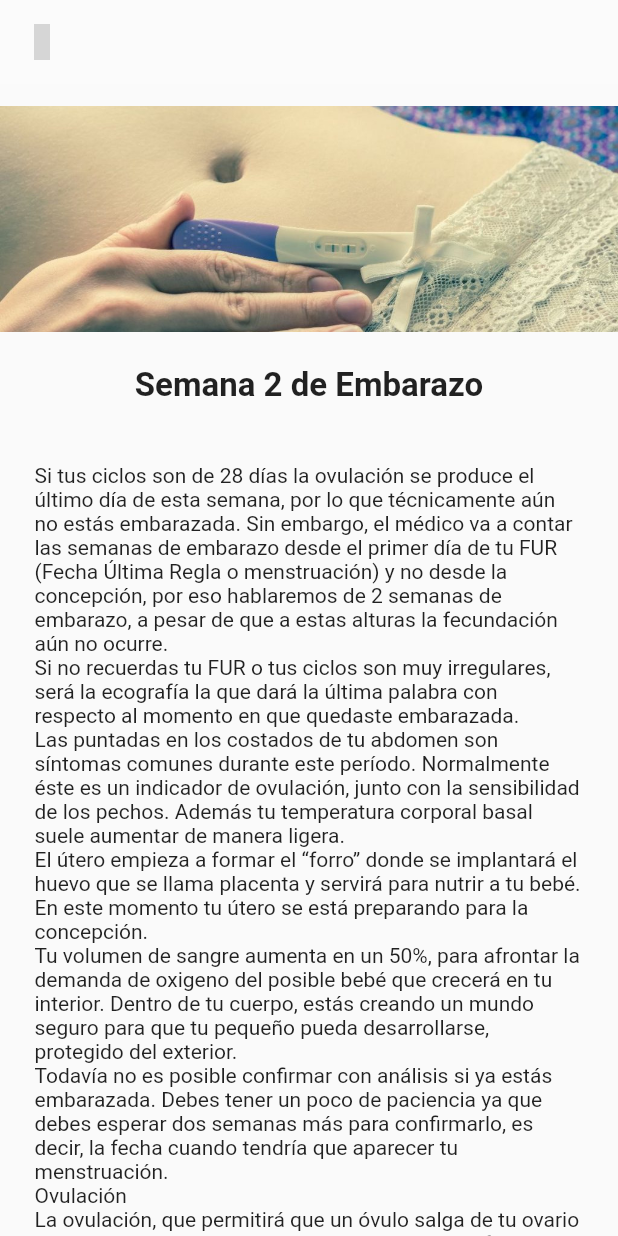
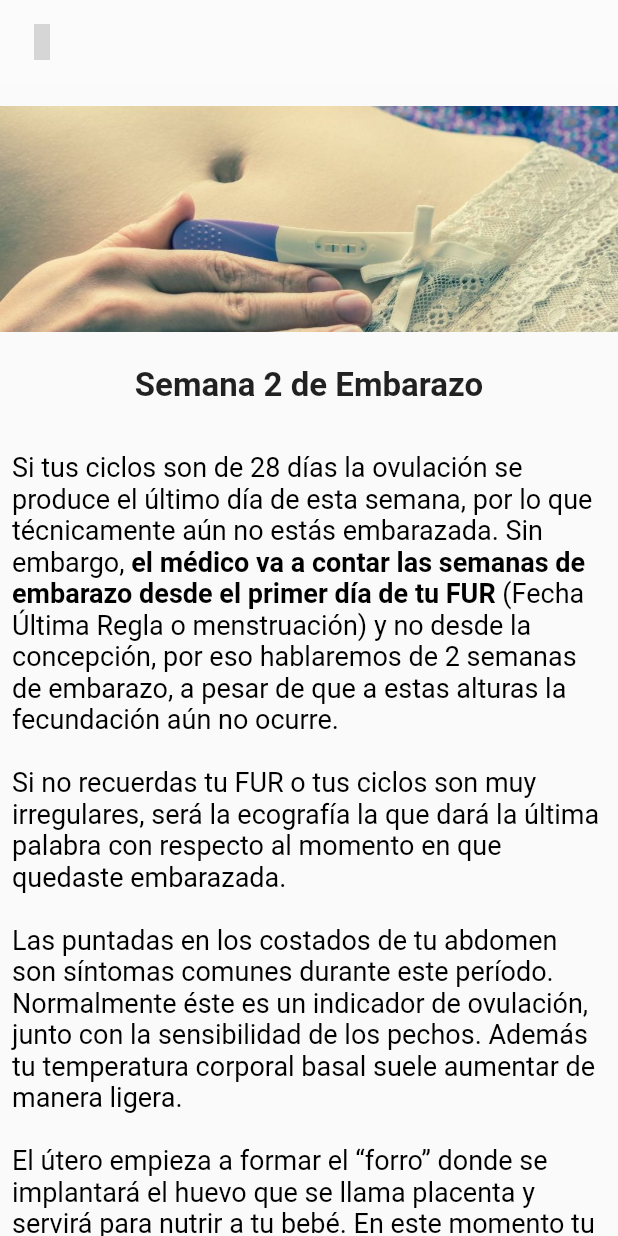
Before and after one commit to DrKoi/obcalculator_unab, a Flutter app: the SemanaPage screen opened directly, on a phone screen of 412 x 824 dp. Run offline on Flutter 3.47's test engine with Material 2 defaults, Android fonts, the phone set to English and light mode, and no system bars; our stand-ins replace jiffy, material_design_icons_flutter, sleek_circular_slider; grey boxes are pictures that could not be loaded.

Commit message:
plantilla de semanapage

```diff
--- a/ob_calculator/lib/main.dart
+++ b/ob_calculator/lib/main.dart
@@ -3,6 +3,7 @@ import 'package:flutter/services.dart';
 import 'package:ob_calculator/constants.dart';
 import 'package:ob_calculator/pages/home_page.dart';
 import 'package:flutter_localizations/flutter_localizations.dart';
+import 'package:ob_calculator/pages/semana_pages/semana_page.dart';
 
 import 'material_color_generator.dart';
 
@@ -36,7 +37,6 @@ class MyApp extends StatelessWidget {
       localizationsDelegates: [GlobalMaterialLocalizations.delegate],
       supportedLocales: [const Locale('es')],
       debugShowCheckedModeBanner: false,
-      title: 'Flutter Demo',
       theme: theme,
       home: HomePage(),
     );
--- a/ob_calculator/lib/pages/disco_gestacional_page copy.dart
+++ b/ob_calculator/lib/pages/disco_gestacional_page copy.dart
@@ -82,6 +82,12 @@ class _NewDiscoGestacionalPageState extends State<NewDiscoGestacionalPage> {
                     ),
                   ),
                 ),
+                Center(
+                    child: Image.asset(
+                  'assets/calendar_arrow.png',
+                  height: kDiameter - 30,
+                  width: kDiameter - 30,
+                )),
                 Center(
                     child: Container(
                   width: kDiameter - 30,
--- a/ob_calculator/lib/pages/home_page.dart
+++ b/ob_calculator/lib/pages/home_page.dart
@@ -20,7 +20,6 @@ class _HomePageState extends State<HomePage> {
         subtitulo: null,
         iconoPagina: Icon(MdiIcons.baby),
         nombrePagina: 'Edad Gestacional',
-        //TODO:- cambiar por el disco
         pathPagina: NewDiscoGestacionalPage()),
     //------------------------------
     Pagina(
--- a/ob_calculator/lib/pages/semana_pages/semana_page.dart
+++ b/ob_calculator/lib/pages/semana_pages/semana_page.dart
@@ -18,17 +18,43 @@ final Map<num, Semana> semana = {
     numSemana: 'Semana 2 de Embarazo',
     slogan: '',
     textoSemana: Column(children: [
-      Text('Si tus ciclos son de 28 días la ovulación se produce el último día de esta semana, por lo que técnicamente aún no estás embarazada. Sin embargo, el médico va a contar las semanas de embarazo desde el primer día de tu FUR (Fecha Última Regla o menstruación) y no desde la concepción, por eso hablaremos de 2 semanas de embarazo, a pesar de que a estas alturas la fecundación aún no ocurre.' +
-          '\nSi no recuerdas tu FUR o tus ciclos son muy irregulares, será la ecografía la que dará la última palabra con respecto al momento en que quedaste embarazada.' +
-          '\nLas puntadas en los costados de tu abdomen son síntomas comunes durante este período. Normalmente éste es un indicador de ovulación, junto con la sensibilidad de los pechos. Además tu temperatura corporal basal suele aumentar de manera ligera.' +
-          '\nEl útero empieza a formar el “forro” donde se implantará el huevo que se llama placenta y servirá para nutrir a tu bebé. En este momento tu útero se está preparando para la concepción.' +
-          '\nTu volumen de sangre aumenta en un 50%, para afrontar la demanda de oxigeno del posible bebé que crecerá en tu interior. Dentro de tu cuerpo, estás creando un mundo seguro para que tu pequeño pueda desarrollarse, protegido del exterior.' +
-          '\nTodavía no es posible confirmar con análisis si ya estás embarazada. Debes tener un poco de paciencia ya que debes esperar dos semanas más para confirmarlo, es decir, la fecha cuando tendría que aparecer tu menstruación.' +
-          '\nOvulación' +
-          '\nLa ovulación, que permitirá que un óvulo salga de tu ovario para encontrarse con un espermatozoide que lo fecunde, se desencadena por un aumento súbito de la producción de una hormona llamada LH.' +
-          '\nEste proceso parte cuando la superficie del ovario comienza a presentar un abultamiento local, en cuyo vértice aparece una mancha llamada estigma. Esto produce la degeneración de la superficie del ovario, lo que da paso a un escape de líquido folicular por el estigma , que se abre gradualmente. Así se libera la tensión y el óvulo se desprende y es expulsado del ovario.' +
-          '\nSin embargo, algunas mujeres no ovulan naturalmente por lo que para embarazarse toman fármacos, como el citrato de clomifeno, que estimula la liberación de esta hormona, provocando ovulaciones múltiples.' +
-          '\nEs por esto que la frecuencia de embarazos múltiples aumenta hasta 10 veces cuando se induce la ovulación, pero también ocurren abortos espontáneos ya que no resulta posible la supervivencia de siete o más embriones.')
+      RichText(
+          text: TextSpan(
+              style: TextStyle(fontSize: 18, color: Colors.black),
+              children: <TextSpan>[
+            TextSpan(
+                text:
+                    'Si tus ciclos son de 28 días la ovulación se produce el último día de esta semana, por lo que técnicamente aún no estás embarazada. Sin embargo, '),
+            TextSpan(
+                text:
+                    'el médico va a contar las semanas de embarazo desde el primer día de tu FUR ',
+                style: TextStyle(fontWeight: FontWeight.bold)),
+            TextSpan(
+              text: '(Fecha Última Regla o menstruación) y no desde la concepción, por eso hablaremos de 2 semanas de embarazo, a pesar de que a estas alturas la fecundación aún no ocurre.' +
+                  '\n\nSi no recuerdas tu FUR o tus ciclos son muy irregulares, será la ecografía la que dará la última palabra con respecto al momento en que quedaste embarazada.' +
+                  '\n\nLas puntadas en los costados de tu abdomen son síntomas comunes durante este período. Normalmente éste es un indicador de ovulación, junto con la sensibilidad de los pechos. Además tu temperatura corporal basal suele aumentar de manera ligera.' +
+                  '\n\nEl útero empieza a formar el “forro” donde se implantará el huevo que se llama placenta y servirá para nutrir a tu bebé. En este momento tu útero se está preparando para la concepción.' +
+                  '\n\nTu volumen de sangre aumenta en un 50%, para afrontar la demanda de oxigeno del posible bebé que crecerá en tu interior. Dentro de tu cuerpo, estás creando un mundo seguro para que tu pequeño pueda desarrollarse, protegido del exterior.' +
+                  '\n\nTodavía no es posible confirmar con análisis si ya estás embarazada. Debes tener un poco de paciencia ya que debes esperar dos semanas más para confirmarlo, es decir, la fecha cuando tendría que aparecer tu menstruación.',
+            )
+          ])
+          //textAlign: TextAlign.justify,
+          ),
+      Text(
+        '\nOvulación',
+        style: TextStyle(fontSize: 22, fontWeight: FontWeight.bold),
+        textAlign: TextAlign.left,
+      ),
+      RichText(
+          text: TextSpan(
+              style: TextStyle(fontSize: 18, color: Colors.black),
+              text: '\nLa ovulación, que permitirá que un óvulo salga de tu ovario para encontrarse con un espermatozoide que lo fecunde, se desencadena por un aumento súbito de la producción de una hormona llamada LH.' +
+                  '\n\nEste proceso parte cuando la superficie del ovario comienza a presentar un abultamiento local, en cuyo vértice aparece una mancha llamada estigma. Esto produce la degeneración de la superficie del ovario, lo que da paso a un escape de líquido folicular por el estigma , que se abre gradualmente. Así se libera la tensión y el óvulo se desprende y es expulsado del ovario.' +
+                  '\n\nSin embargo, algunas mujeres no ovulan naturalmente por lo que para embarazarse toman fármacos, como el citrato de clomifeno, que estimula la liberación de esta hormona, provocando ovulaciones múltiples.' +
+                  '\n\nEs por esto que la frecuencia de embarazos múltiples aumenta hasta 10 veces cuando se induce la ovulación, pero también ocurren abortos espontáneos ya que no resulta posible la supervivencia de siete o más embriones.')),
+      SizedBox(
+        height: 20,
+      )
     ]),
   ),
   3: Semana(
@@ -240,7 +266,6 @@ class _SemanaState extends State<SemanaPage> {
               },
             )),
         body: Builder(builder: ((context) {
-          //TODO:-Se recibe desde el signo que toca, se usa para identificar en el map
           var semanaKey = widget.currentSemana;
 
           return SingleChildScrollView(
@@ -273,12 +298,9 @@ class _SemanaState extends State<SemanaPage> {
                     ),
                   ),
                 ),
-                Padding(
-                  padding: const EdgeInsets.all(8.0),
-                  child: Container(
-                    margin: EdgeInsets.symmetric(horizontal: 15),
-                    child: semana[semanaKey]!.textoSemana,
-                  ),
+                Container(
+                  margin: EdgeInsets.symmetric(horizontal: 8),
+                  child: semana[semanaKey]!.textoSemana,
                 )
               ],
             ),
--- a/ob_calculator/lib/pages/zodiac_pages/signo_zodiaco_page.dart
+++ b/ob_calculator/lib/pages/zodiac_pages/signo_zodiaco_page.dart
@@ -140,7 +140,6 @@ class _SignoZodiacoPageState extends State<SignoZodiacoPage> {
               },
             )),
         body: Builder(builder: ((context) {
-          //TODO:-Se recibe desde el signo que toca, se usa para identificar en el map
           var zodiacKey = widget.signo;
 
           return SingleChildScrollView(
```
Also changed, not shown: ob_calculator/assets/calendar_arrow.png.
